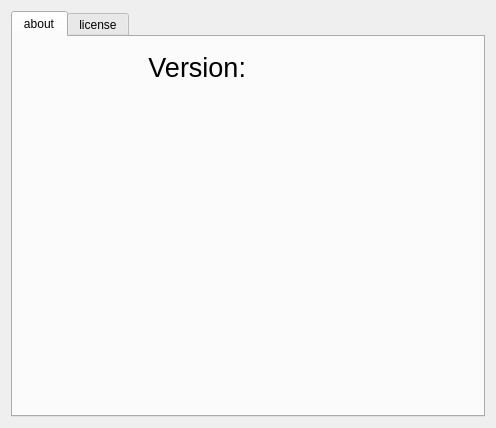
Before: the Qt Designer form aboutdialog.ui in HEYAHONG/cutecom-ng, drawn with Qt 5.
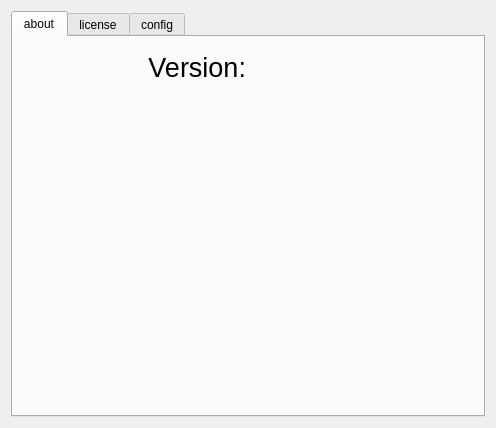
After: the same form once the commit is applied. Custom widgets are drawn as their Qt base class.

Patch:
```diff
--- a/aboutdialog.ui
+++ b/aboutdialog.ui
@@ -73,6 +73,11 @@
        <string>license</string>
       </attribute>
      </widget>
+     <widget class="QScintillaEdit" name="configdoc">
+      <attribute name="title">
+       <string>config</string>
+      </attribute>
+     </widget>
     </widget>
    </item>
   </layout>
```
